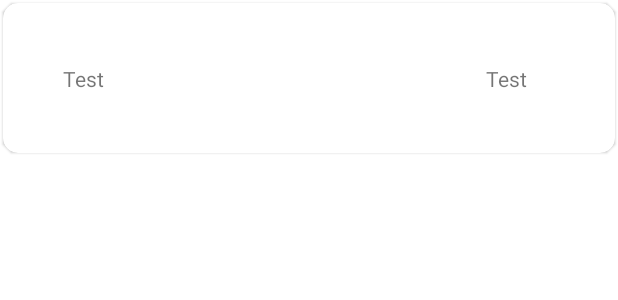
After one commit to sarckk/epiphany, an Android app: the layout item_application_usage.xml on its own in the app's theme, with its tools: preview values and no code run, on a phone screen of 412 x 824 dp. The commit adds this screen. Shown: the top 300 px of the screen. Run offline under Robolectric (Android 15) with nearby library versions, the phone set to English and light mode, and no system bars.

Commit message:
view layout

```diff
--- a/app/src/main/java/com/example/addictionapp/Modules.kt
+++ b/app/src/main/java/com/example/addictionapp/Modules.kt
@@ -23,7 +23,7 @@ val appModule = module {
     single { get<BlocklistDatabase>().blocklistDao() }
     single<ReflectionRepository> { ReflectionRepositoryImpl(get()) }
     single<BlocklistRepository> { BlocklistRepositoryImpl(get()) }
-    viewModel { OverviewViewModel() }
+    viewModel { OverviewViewModel(get()) }
     viewModel { ReflectionListViewModel(get()) }
     viewModel { ReflectionDetailViewModel(get()) }
     viewModel { WhatElseViewModel(get()) }
--- a/app/src/main/java/com/example/addictionapp/data/blocklist/BlocklistDao.kt
+++ b/app/src/main/java/com/example/addictionapp/data/blocklist/BlocklistDao.kt
@@ -9,6 +9,12 @@ interface BlocklistDao {
     @Query("SELECT * FROM blacklist_table")
     fun getAllBlacklistedApps(): List<Application>
 
+    @Query("SELECT name FROM blacklist_table WHERE packageName = :packageName")
+    fun getBlacklistedAppNameByPackageName(packageName: String): String
+
+    @Query("SELECT packageName FROM blacklist_table")
+    fun getAllBlacklistedPackageNames(): List<String>
+
     @Insert(onConflict = OnConflictStrategy.REPLACE)
     suspend fun upsert(application: Application)
 
--- a/app/src/main/java/com/example/addictionapp/data/blocklist/BlocklistRepository.kt
+++ b/app/src/main/java/com/example/addictionapp/data/blocklist/BlocklistRepository.kt
@@ -5,6 +5,8 @@ import kotlinx.coroutines.flow.Flow
 
 interface BlocklistRepository {
     fun getAllBlacklistedApps(): List<Application>
+    fun getBlacklistedAppNameByPackageName(packageName: String): String
+    fun getAllBlacklistedPackageNames(): List<String>
     suspend fun upsertApplication(application: Application)
     suspend fun deleteApplication(application: Application)
 }
--- /dev/null
+++ b/app/src/main/res/layout/item_application_usage.xml
@@ -0,0 +1,44 @@
+<?xml version="1.0" encoding="utf-8"?>
+<com.google.android.material.card.MaterialCardView
+    xmlns:android="http://schemas.android.com/apk/res/android"
+    xmlns:app="http://schemas.android.com/apk/res-auto"
+    android:layout_width="match_parent"
+    android:layout_height="100dp"
+    android:minHeight="?listPreferredItemHeightSmall"
+    android:layout_margin="2dp"
+    app:cardCornerRadius="10dp"
+    android:id="@+id/applicationSelectionCard">
+
+    <androidx.constraintlayout.widget.ConstraintLayout
+        android:layout_width="match_parent"
+        android:layout_height="match_parent"
+        android:minHeight="?listPreferredItemHeightSmall"
+        android:paddingHorizontal="2dp"
+        android:paddingVertical="2dp">
+
+        <TextView
+            android:id="@+id/applicationUsageName"
+            android:layout_width="wrap_content"
+            android:layout_height="wrap_content"
+            android:layout_centerHorizontal="true"
+            android:text="Test"
+            app:layout_constraintBottom_toBottomOf="parent"
+            app:layout_constraintEnd_toEndOf="parent"
+            app:layout_constraintHorizontal_bias="0.1"
+            app:layout_constraintStart_toStartOf="parent"
+            app:layout_constraintTop_toTopOf="parent" />
+
+        <TextView
+            android:id="@+id/applicationUsageTime"
+            android:layout_width="wrap_content"
+            android:layout_height="wrap_content"
+            android:layout_centerHorizontal="true"
+            android:text="Test"
+            app:layout_constraintBottom_toBottomOf="parent"
+            app:layout_constraintEnd_toEndOf="parent"
+            app:layout_constraintHorizontal_bias="0.85"
+            app:layout_constraintStart_toStartOf="parent"
+            app:layout_constraintTop_toTopOf="parent" />
+
+    </androidx.constraintlayout.widget.ConstraintLayout>
+</com.google.android.material.card.MaterialCardView>
```
Also changed, not shown: app/src/main/java/com/example/addictionapp/data/blocklist/BlocklistRepositoryImpl.kt (+8 -0 lines), app/src/main/java/com/example/addictionapp/ui/overview/AppUsageItem.kt (added, +24 -0 lines), app/src/main/java/com/example/addictionapp/ui/overview/OverviewFragment.kt (+32 -1 lines), app/src/main/java/com/example/addictionapp/ui/overview/OverviewViewModel.kt (+41 -12 lines), app/src/main/java/com/example/addictionapp/ui/overview/PlaceHolderData.kt (+6 -2 lines), app/src/main/res/layout/fragment_overview.xml (+8 -8 lines).
